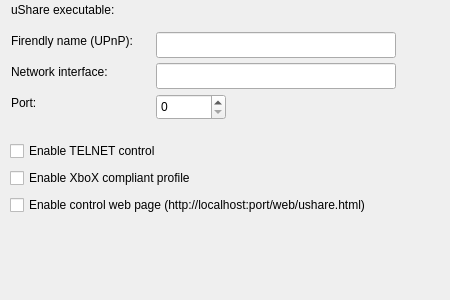
Above: applet/configdialog.ui from amoskahiga/ushareoid before the change. Below: the same form after it.
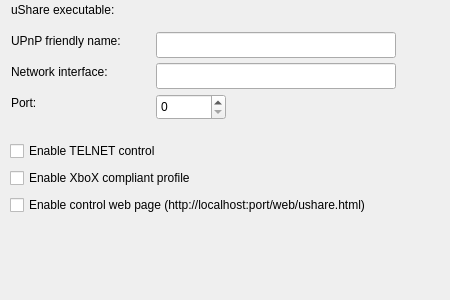
That is the form after the change. Custom widgets are drawn as their Qt base class.

Patch:
```diff
--- a/applet/configdialog.ui
+++ b/applet/configdialog.ui
@@ -62,7 +62,7 @@
     </rect>
    </property>
    <property name="text">
-    <string>Firendly name (UPnP):</string>
+    <string>UPnP friendly name:</string>
    </property>
   </widget>
   <widget class="QLabel" name="portLabel">
```
Left out of the diff: 9 changed lines with no effect on the pictures.
